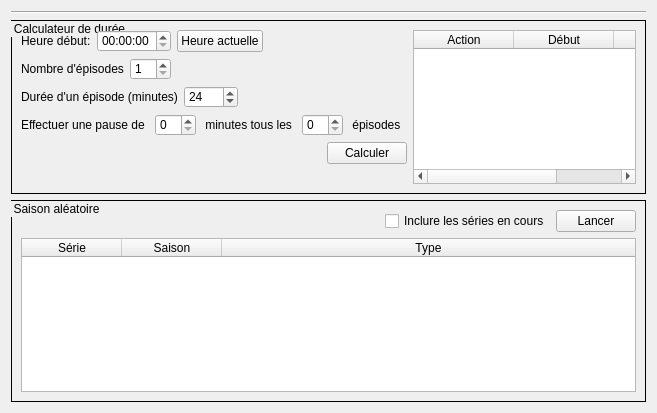
Qt form src/ui/tabs/tools_tab.ui (seigneurfuo/MyAnimeManager3) before a commit.
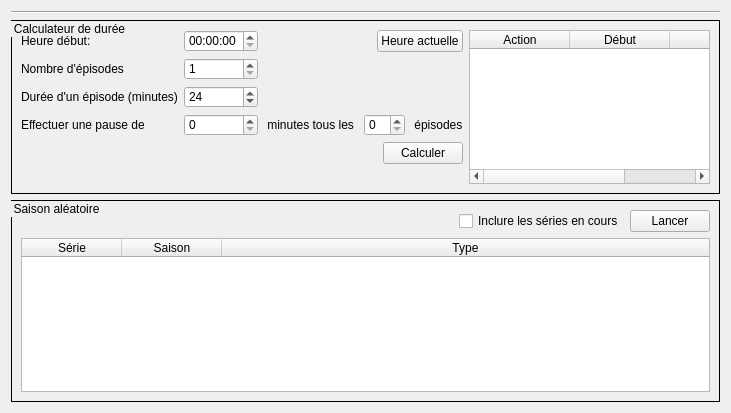
The same form after that commit. Icons and pictures are not drawn.

Commit message: Corrections sur l'interface des outils afin de rendre l'affichage plus responsive.

Diff of the .ui file:
```diff
--- a/src/ui/tabs/tools_tab.ui
+++ b/src/ui/tabs/tools_tab.ui
@@ -6,7 +6,7 @@
    <rect>
     <x>0</x>
     <y>0</y>
-    <width>657</width>
+    <width>731</width>
     <height>413</height>
    </rect>
   </property>
@@ -124,125 +124,30 @@
      </property>
      <layout class="QHBoxLayout" name="horizontalLayout_13">
       <item>
-       <layout class="QVBoxLayout" name="verticalLayout">
-        <item>
-         <layout class="QHBoxLayout" name="horizontalLayout_8">
-          <item>
-           <widget class="QLabel" name="label_7">
-            <property name="text">
-             <string>Heure début:</string>
-            </property>
-           </widget>
-          </item>
-          <item>
-           <widget class="QTimeEdit" name="timeEdit"/>
-          </item>
-          <item>
-           <widget class="QPushButton" name="get_current_time_button">
-            <property name="text">
-             <string>Heure actuelle</string>
-            </property>
-            <property name="icon">
-             <iconset>
-              <normaloff>../../resources/icons/clock.png</normaloff>../../resources/icons/clock.png</iconset>
-            </property>
-           </widget>
-          </item>
-          <item>
-           <spacer name="horizontalSpacer_7">
-            <property name="orientation">
-             <enum>Qt::Horizontal</enum>
-            </property>
-            <property name="sizeHint" stdset="0">
-             <size>
-              <width>40</width>
-              <height>20</height>
-             </size>
-            </property>
-           </spacer>
-          </item>
-         </layout>
+       <layout class="QGridLayout" name="gridLayout_4">
+        <item row="1" column="0">
+         <widget class="QLabel" name="label_8">
+          <property name="text">
+           <string>Nombre d'épisodes</string>
+          </property>
+         </widget>
         </item>
-        <item>
-         <layout class="QHBoxLayout" name="horizontalLayout_9">
-          <item>
-           <widget class="QLabel" name="label_8">
-            <property name="text">
-             <string>Nombre d'épisodes</string>
-            </property>
-           </widget>
-          </item>
-          <item>
-           <widget class="QSpinBox" name="episodes_count_spinbox">
-            <property name="minimum">
-             <number>1</number>
-            </property>
-           </widget>
-          </item>
-          <item>
-           <spacer name="horizontalSpacer_8">
-            <property name="orientation">
-             <enum>Qt::Horizontal</enum>
-            </property>
-            <property name="sizeHint" stdset="0">
-             <size>
-              <width>40</width>
-              <height>20</height>
-             </size>
-            </property>
-           </spacer>
-          </item>
-         </layout>
+        <item row="0" column="0">
+         <widget class="QLabel" name="label_7">
+          <property name="text">
+           <string>Heure début:</string>
+          </property>
+         </widget>
         </item>
-        <item>
-         <layout class="QHBoxLayout" name="horizontalLayout_10">
-          <item>
-           <widget class="QLabel" name="label_9">
-            <property name="text">
-             <string>Durée d'un épisode (minutes)</string>
-            </property>
-           </widget>
-          </item>
-          <item>
-           <widget class="QSpinBox" name="episodes_duration_spinbox">
-            <property name="maximum">
-             <number>3600</number>
-            </property>
-            <property name="singleStep">
-             <number>5</number>
-            </property>
-            <property name="value">
-             <number>24</number>
-            </property>
-           </widget>
-          </item>
-          <item>
-           <spacer name="horizontalSpacer_9">
-            <property name="orientation">
-             <enum>Qt::Horizontal</enum>
-            </property>
-            <property name="sizeHint" stdset="0">
-             <size>
-              <width>40</width>
-              <height>20</height>
-             </size>
-            </property>
-           </spacer>
-          </item>
-         </layout>
+        <item row="1" column="1">
+         <widget class="QSpinBox" name="episodes_count_spinbox">
+          <property name="minimum">
+           <number>1</number>
+          </property>
+         </widget>
         </item>
-        <item>
-         <layout class="QHBoxLayout" name="horizontalLayout_11">
-          <item>
-           <widget class="QLabel" name="label_10">
-            <property name="text">
-             <string>Effectuer une pause de </string>
-            </property>
-           </widget>
-          </item>
-          <item>
-           <widget class="QSpinBox" name="pauses_duration_spinbox"/>
-          </item>
+        <item row="3" column="2">
+         <layout class="QHBoxLayout" name="horizontalLayout">
           <item>
            <widget class="QLabel" name="label_11">
             <property name="text">
@@ -260,23 +165,10 @@
             </property>
            </widget>
           </item>
-          <item>
-           <spacer name="horizontalSpacer_10">
-            <property name="orientation">
-             <enum>Qt::Horizontal</enum>
-            </property>
-            <property name="sizeHint" stdset="0">
-             <size>
-              <width>40</width>
-              <height>20</height>
-             </size>
-            </property>
-           </spacer>
-          </item>
          </layout>
         </item>
-        <item>
-         <layout class="QHBoxLayout" name="horizontalLayout_12">
+        <item row="4" column="2">
+         <layout class="QHBoxLayout" name="horizontalLayout_3">
           <item>
            <spacer name="horizontalSpacer_11">
             <property name="orientation">
@@ -303,10 +195,71 @@
           </item>
          </layout>
         </item>
-        <item>
-         <spacer name="verticalSpacer_2">
+        <item row="3" column="1">
+         <widget class="QSpinBox" name="pauses_duration_spinbox"/>
+        </item>
+        <item row="2" column="1">
+         <widget class="QSpinBox" name="episodes_duration_spinbox">
+          <property name="maximum">
+           <number>3600</number>
+          </property>
+          <property name="singleStep">
+           <number>5</number>
+          </property>
+          <property name="value">
+           <number>24</number>
+          </property>
+         </widget>
+        </item>
+        <item row="3" column="0">
+         <widget class="QLabel" name="label_10">
+          <property name="text">
+           <string>Effectuer une pause de </string>
+          </property>
+         </widget>
+        </item>
+        <item row="0" column="2">
+         <layout class="QHBoxLayout" name="horizontalLayout_2">
+          <item>
+           <spacer name="horizontalSpacer_2">
+            <property name="orientation">
+             <enum>Qt::Orientation::Horizontal</enum>
+            </property>
+            <property name="sizeHint" stdset="0">
+             <size>
+              <width>40</width>
+              <height>20</height>
+             </size>
+            </property>
+           </spacer>
+          </item>
+          <item>
+           <widget class="QPushButton" name="get_current_time_button">
+            <property name="text">
+             <string>Heure actuelle</string>
+            </property>
+            <property name="icon">
+             <iconset>
+              <normaloff>../../resources/icons/clock.png</normaloff>../../resources/icons/clock.png</iconset>
+            </property>
+           </widget>
+          </item>
+         </layout>
+        </item>
+        <item row="2" column="0">
+         <widget class="QLabel" name="label_9">
+          <property name="text">
+           <string>Durée d'un épisode (minutes)</string>
+          </property>
+         </widget>
+        </item>
+        <item row="0" column="1">
+         <widget class="QTimeEdit" name="timeEdit"/>
+        </item>
+        <item row="5" column="2">
+         <spacer name="verticalSpacer">
           <property name="orientation">
-           <enum>Qt::Vertical</enum>
+           <enum>Qt::Orientation::Vertical</enum>
           </property>
           <property name="sizeHint" stdset="0">
            <size>
@@ -329,6 +282,9 @@
         <attribute name="horizontalHeaderStretchLastSection">
          <bool>true</bool>
         </attribute>
+        <attribute name="verticalHeaderDefaultSectionSize">
+         <number>20</number>
+        </attribute>
         <column>
          <property name="text">
           <string>Action</string>
```
Left out of the diff: 22 changed lines with no effect on the pictures.
